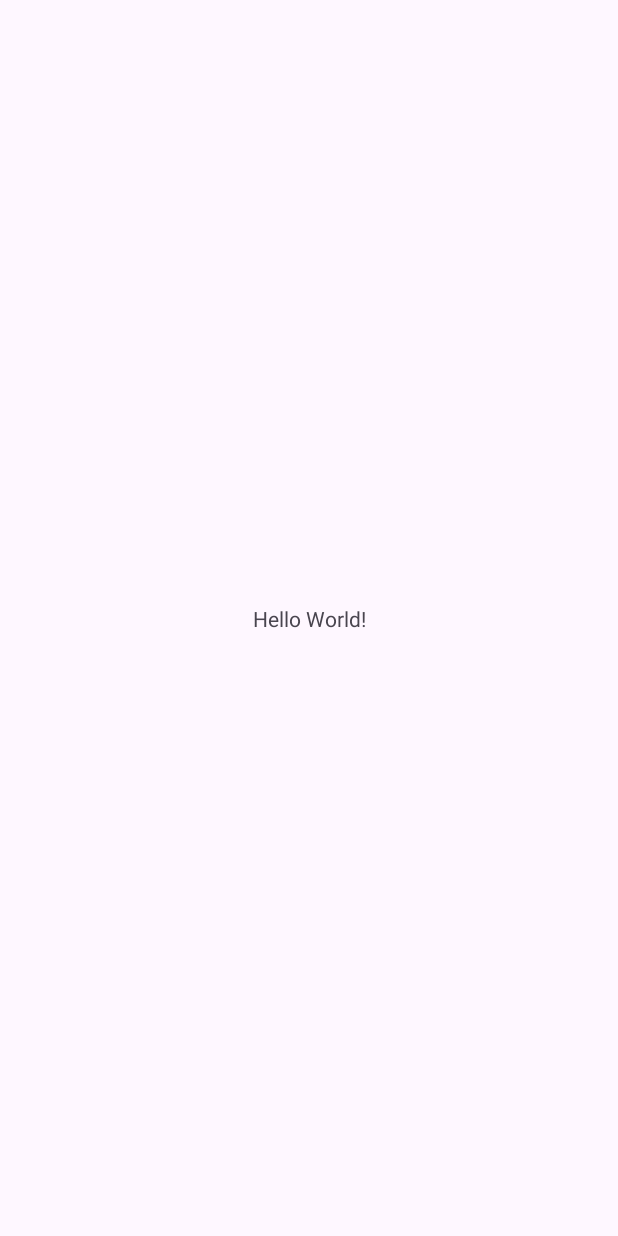
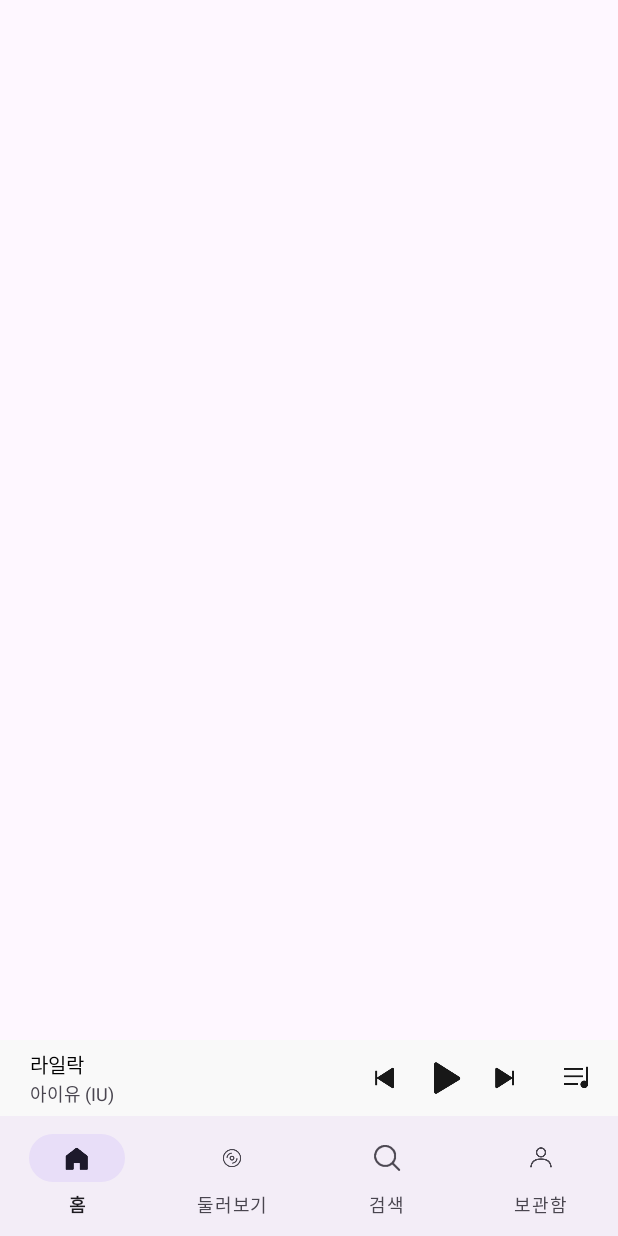
Before and after one commit to Santoragi/UMC8th-Study, an Android app: the screen it shows after launch (MainActivity), on a phone screen of 412 x 824 dp. Before the commit the screen is almost empty. Run offline under Robolectric (Android 15) with nearby library versions, the phone set to English and light mode, and no system bars.

Commit message:
메인 액티비티 하단바, 미니플레이어 추가

```diff
--- a/study3/app/build.gradle.kts
+++ b/study3/app/build.gradle.kts
@@ -15,6 +15,10 @@ android {
         versionName = "1.0"
 
         testInstrumentationRunner = "androidx.test.runner.AndroidJUnitRunner"
+    }
+
+    buildFeatures {
+        viewBinding = true
     }
 
     buildTypes {
--- a/study3/app/src/main/AndroidManifest.xml
+++ b/study3/app/src/main/AndroidManifest.xml
@@ -13,6 +13,9 @@
         android:theme="@style/Theme.FloClone"
         tools:targetApi="31">
         <activity
+            android:name=".SongActivity"
+            android:exported="false" />
+        <activity
             android:name=".MainActivity"
             android:exported="true">
             <intent-filter>
--- /dev/null
+++ b/study3/app/src/main/java/com/example/floclone/SongActivity.kt
@@ -0,0 +1,20 @@
+package com.example.floclone
+
+import android.os.Bundle
+import androidx.activity.enableEdgeToEdge
+import androidx.appcompat.app.AppCompatActivity
+import androidx.core.view.ViewCompat
+import androidx.core.view.WindowInsetsCompat
+
+class SongActivity : AppCompatActivity() {
+    override fun onCreate(savedInstanceState: Bundle?) {
+        super.onCreate(savedInstanceState)
+        enableEdgeToEdge()
+        setContentView(R.layout.activity_song)
+        ViewCompat.setOnApplyWindowInsetsListener(findViewById(R.id.main)) { v, insets ->
+            val systemBars = insets.getInsets(WindowInsetsCompat.Type.systemBars())
+            v.setPadding(systemBars.left, systemBars.top, systemBars.right, systemBars.bottom)
+            insets
+        }
+    }
+}
--- a/study3/app/src/main/res/layout/activity_main.xml
+++ b/study3/app/src/main/res/layout/activity_main.xml
@@ -7,13 +7,115 @@
     android:layout_height="match_parent"
     tools:context=".MainActivity">
 
-    <TextView
-        android:layout_width="wrap_content"
+    <FrameLayout
+        android:id="@+id/main_fl"
+        android:layout_width="match_parent"
+        android:layout_height="0dp"
+        app:layout_constraintBottom_toTopOf="@id/main_player_cl"
+        app:layout_constraintTop_toTopOf="parent" />
+
+    <SeekBar
+        android:id="@+id/main_miniplayer_progress_sb"
+        android:layout_width="match_parent"
+        android:layout_height="0dp"
+        android:background="@null"
+        android:max="100000"
+        android:paddingStart="0dp"
+        android:paddingEnd="0dp"
+        android:progress="0"
+        app:layout_constraintBottom_toTopOf="@+id/main_bnv"
+        app:layout_constraintEnd_toEndOf="parent"
+        app:layout_constraintStart_toStartOf="parent" />
+
+    <androidx.constraintlayout.widget.ConstraintLayout
+        android:id="@+id/main_player_cl"
+        android:layout_width="match_parent"
         android:layout_height="wrap_content"
-        android:text="Hello World!"
+        android:background="#F9F9F9"
+        android:paddingVertical="5dp"
+        app:layout_constraintBottom_toTopOf="@id/main_bnv">
+
+        <LinearLayout
+            android:layout_width="wrap_content"
+            android:layout_height="wrap_content"
+            android:layout_marginStart="20dp"
+            android:orientation="vertical"
+            app:layout_constraintBottom_toBottomOf="parent"
+            app:layout_constraintStart_toStartOf="parent"
+            app:layout_constraintTop_toTopOf="parent">
+
+            <TextView
+                android:id="@+id/mainMiniplayerTitleTv"
+                android:layout_width="wrap_content"
+                android:layout_height="wrap_content"
+                android:text="라일락"
+                android:textColor="@color/black"
+                android:textSize="13sp" />
+
+            <TextView
+                android:id="@+id/mainMiniplayerSingerTv"
+                android:layout_width="wrap_content"
+                android:layout_height="wrap_content"
+                android:text="아이유 (IU)"
+                android:textSize="12sp" />
+
+        </LinearLayout>
+
+        <LinearLayout
+            android:layout_width="wrap_content"
+            android:layout_height="wrap_content"
+            android:gravity="center_vertical"
+            app:layout_constraintBottom_toBottomOf="parent"
+            app:layout_constraintEnd_toEndOf="parent"
+            app:layout_constraintTop_toTopOf="parent">
+
+            <ImageView
+                android:id="@+id/main_miniplayer_previous_iv"
+                android:layout_width="40dp"
+                android:layout_height="40dp"
+                android:src="@drawable/btn_miniplayer_previous" />
+
+            <ImageView
+                android:id="@+id/main_miniplayer_play_btn"
+                android:layout_width="40dp"
+                android:layout_height="40dp"
+                android:src="@drawable/btn_miniplayer_play" />
+
+            <ImageView
+                android:id="@+id/main_miniplayer_pause_btn"
+                android:layout_width="40dp"
+                android:layout_height="40dp"
+                android:src="@drawable/btn_miniplay_pause"
+                android:visibility="gone" />
+
+            <ImageView
+                android:id="@+id/main_miniplayer_next_iv"
+                android:layout_width="40dp"
+                android:layout_height="40dp"
+                android:src="@drawable/btn_miniplayer_next" />
+
+
+            <ImageView
+                android:id="@+id/main_miniplayer_list_iv"
+                android:layout_width="25dp"
+                android:layout_height="25dp"
+                android:layout_marginHorizontal="15dp"
+                android:src="@drawable/btn_miniplayer_go_list" />
+
+        </LinearLayout>
+
+
+    </androidx.constraintlayout.widget.ConstraintLayout>
+
+    <com.google.android.material.bottomnavigation.BottomNavigationView
+        android:id="@+id/main_bnv"
+        android:layout_width="match_parent"
+        android:layout_height="wrap_content"
+        app:itemIconSize="20dp"
+        app:labelVisibilityMode="labeled"
         app:layout_constraintBottom_toBottomOf="parent"
         app:layout_constraintEnd_toEndOf="parent"
         app:layout_constraintStart_toStartOf="parent"
-        app:layout_constraintTop_toTopOf="parent" />
+        app:menu="@menu/bnv_menu"/>
 
 </androidx.constraintlayout.widget.ConstraintLayout>
--- /dev/null
+++ b/study3/app/src/main/res/layout/activity_song.xml
@@ -0,0 +1,10 @@
+<?xml version="1.0" encoding="utf-8"?>
+<androidx.constraintlayout.widget.ConstraintLayout xmlns:android="http://schemas.android.com/apk/res/android"
+    xmlns:app="http://schemas.android.com/apk/res-auto"
+    xmlns:tools="http://schemas.android.com/tools"
+    android:id="@+id/main"
+    android:layout_width="match_parent"
+    android:layout_height="match_parent"
+    tools:context=".SongActivity">
+
+</androidx.constraintlayout.widget.ConstraintLayout>
--- /dev/null
+++ b/study3/app/src/main/res/menu/bnv_menu.xml
@@ -0,0 +1,33 @@
+<?xml version="1.0" encoding="utf-8"?>
+<menu xmlns:android="http://schemas.android.com/apk/res/android"
+    xmlns:app="http://schemas.android.com/apk/res-auto"
+    xmlns:tools="http://schemas.android.com/tools">
+    <item
+        android:id="@+id/home_fragment"
+        android:title="홈"
+        android:icon="@drawable/ic_bottom_home_no_select"
+        app:showAsAction="always"
+        android:enabled="true"
+        tools:ignore="AlwaysShowAction"/>
+    <item
+        android:id="@+id/look_fragment"
+        android:title="둘러보기"
+        android:icon="@drawable/ic_bottom_look_no_select"
+        app:showAsAction="always"
+        android:enabled="true"
+        tools:ignore="AlwaysShowAction"/>
+    <item
+        android:id="@+id/search_fragment"
+        android:title="검색"
+        android:icon="@drawable/ic_bottom_search_no_select"
+        app:showAsAction="always"
+        android:enabled="true"
+        tools:ignore="AlwaysShowAction"/>
+    <item
+        android:id="@+id/storage_fragment"
+        android:title="보관함"
+        android:icon="@drawable/ic_bottom_storage_no_select"
+        app:showAsAction="always"
+        android:enabled="true"
+        tools:ignore="AlwaysShowAction"/>
+</menu>
```
Also changed, not shown: study3/app/src/main/res/drawable/btn_miniplay_pause.png (added), study3/app/src/main/res/drawable/btn_miniplayer_go_list.png (added), study3/app/src/main/res/drawable/btn_miniplayer_next.png (added), study3/app/src/main/res/drawable/btn_miniplayer_play.png (added), study3/app/src/main/res/drawable/btn_miniplayer_previous.png (added), study3/app/src/main/res/drawable/ic_bottom_home_no_select.png (added), study3/app/src/main/res/drawable/ic_bottom_look_no_select.png (added), study3/app/src/main/res/drawable/ic_bottom_search_no_select.png (added), study3/app/src/main/res/drawable/ic_bottom_storage_no_select.png (added).
